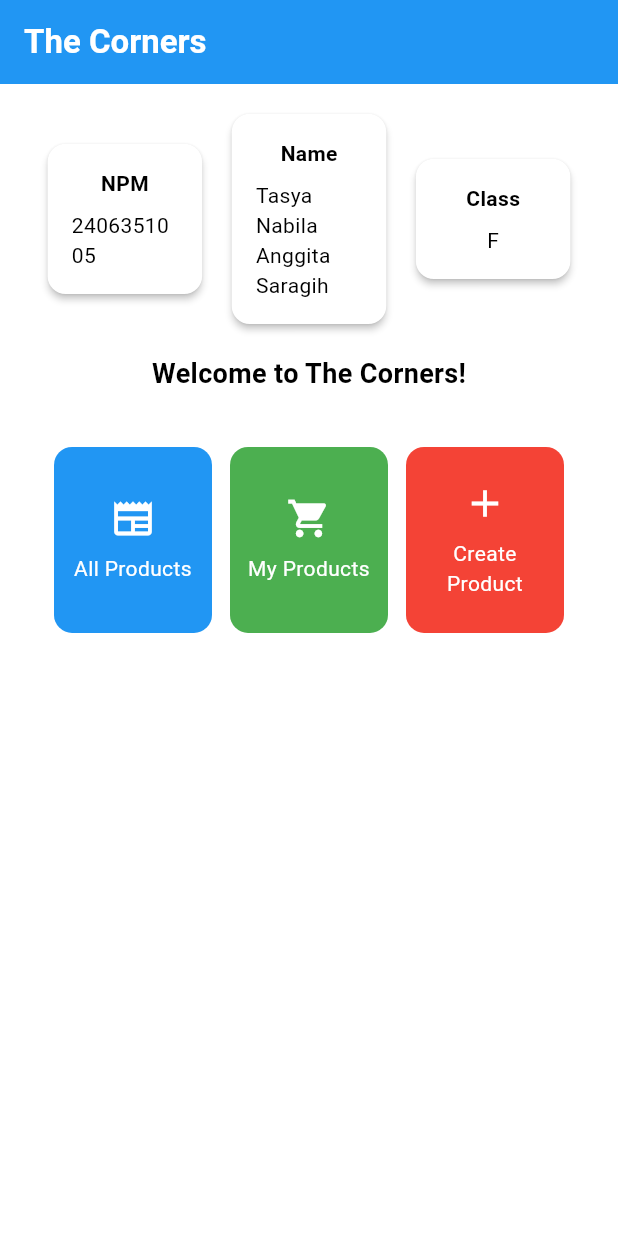
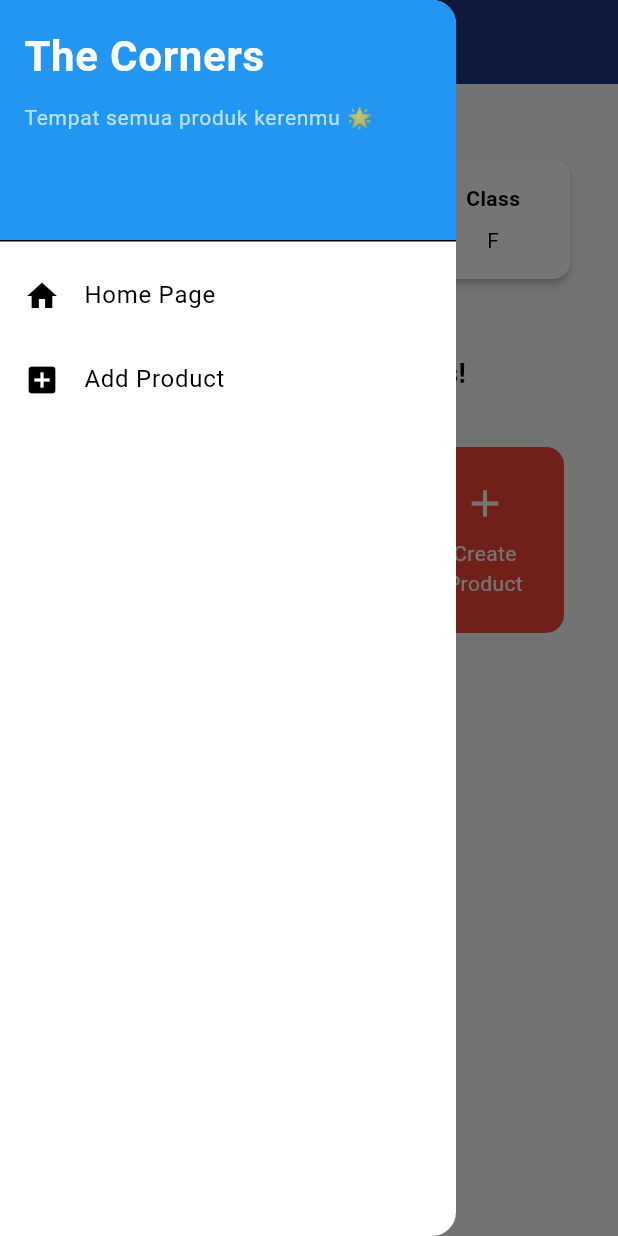
Before and after one commit to tasyanabilagt/the-corners-mobile, a Flutter app: the screen it shows after launch, with the side drawer open (before the commit the screen has no drawer), on a phone screen of 412 x 824 dp. Run offline on Flutter 3.47's test engine with Material 3 defaults, Android fonts, the phone set to English and light mode, and no system bars; Roboto replaces fonts that are missing (Poppins).

Commit message:
feat: implement navigation, form validation, and brand-themed design for The Corners app
- Added CreateProductPage with full form (name, price, description, category, thumbnail, stock, size, color, rating, isFeatured)

```diff
--- a/lib/main.dart
+++ b/lib/main.dart
@@ -13,8 +13,36 @@ class MyApp extends StatelessWidget {
     return MaterialApp(
       title: 'The Corners',
       theme: ThemeData(
-        colorScheme: ColorScheme.fromSwatch(primarySwatch: Colors.blue)
-            .copyWith(secondary: Colors.blueAccent[400]),
+        fontFamily: 'Poppins',
+        colorScheme: const ColorScheme.light(
+          primary: Color(0xFF1E3A8A), // deep navy
+          secondary: Color(0xFFFF6B6B), // coral red
+          surface: Colors.white,
+          onPrimary: Colors.white,
+          onSecondary: Colors.white,
+          onSurface: Colors.black,
+        ),
+        appBarTheme: const AppBarTheme(
+          elevation: 0,
+          backgroundColor: Color(0xFF1E3A8A),
+          titleTextStyle: TextStyle(
+            fontFamily: 'Poppins',
+            fontWeight: FontWeight.bold,
+            fontSize: 20,
+            color: Colors.white,
+          ),
+        ),
+        scaffoldBackgroundColor: Color(0xFFF9FAFB), // soft background
+        elevatedButtonTheme: ElevatedButtonThemeData(
+          style: ButtonStyle(
+            backgroundColor: WidgetStatePropertyAll(Color(0xFFFF6B6B)),
+            foregroundColor: WidgetStatePropertyAll(Colors.white),
+            padding: WidgetStatePropertyAll(EdgeInsets.symmetric(horizontal: 24, vertical: 12)),
+            shape: WidgetStatePropertyAll(
+              RoundedRectangleBorder(borderRadius: BorderRadius.all(Radius.circular(12))),
+            ),
+          ),
+        ),
       ),
       home: MyHomePage(),
       debugShowCheckedModeBanner: false,
--- a/lib/menu.dart
+++ b/lib/menu.dart
@@ -1,4 +1,6 @@
 import 'package:flutter/material.dart';
+import 'package:the_corners/screens/create_product.dart';
+import 'package:the_corners/widgets/left_drawer.dart';
 
 class MyHomePage extends StatelessWidget {
   MyHomePage({super.key});
@@ -23,6 +25,7 @@ class MyHomePage extends StatelessWidget {
         ),
         backgroundColor: Theme.of(context).colorScheme.primary,
       ),
+    drawer: const LeftDrawer(),
     body: SingleChildScrollView(
       child: Padding(
         padding: const EdgeInsets.all(16.0),
@@ -112,7 +115,14 @@ class ItemCard extends StatelessWidget {
             ..showSnackBar(
               SnackBar(content: Text("Kamu telah menekan tombol ${item.name}!")),
             );
+          if (item.name == "Create Product") {
+            Navigator.push(
+              context,
+              MaterialPageRoute(builder: (context) => const CreateProductPage()),
+            );
+          }
         },
+
         borderRadius: BorderRadius.circular(12),
         child: Container(
           padding: const EdgeInsets.all(8),
--- /dev/null
+++ b/lib/widgets/left_drawer.dart
@@ -0,0 +1,62 @@
+import 'package:flutter/material.dart';
+import 'package:the_corners/menu.dart';
+import 'package:the_corners/screens/create_product.dart';
+
+class LeftDrawer extends StatelessWidget {
+  const LeftDrawer({super.key});
+
+  @override
+  Widget build(BuildContext context) {
+    return Drawer(
+      child: ListView(
+        children: [
+          const DrawerHeader(
+            decoration: BoxDecoration(color: Colors.blue),
+            child: Column(
+              crossAxisAlignment: CrossAxisAlignment.start,
+              children: [
+                Text(
+                  "The Corners",
+                  style: TextStyle(
+                    color: Colors.white,
+                    fontSize: 28,
+                    fontWeight: FontWeight.bold,
+                  ),
+                ),
+                SizedBox(height: 10),
+                Text(
+                  "Tempat semua produk kerenmu 🌟",
+                  style: TextStyle(
+                    color: Colors.white70,
+                    fontSize: 14,
+                  ),
+                ),
+              ],
+            ),
+          ),
+          ListTile(
+            leading: const Icon(Icons.home),
+            title: const Text('Home Page'),
+            onTap: () {
+              Navigator.pushReplacement(
+                context,
+                MaterialPageRoute(builder: (context) => MyHomePage()),
+              );
+            },
+          ),
+          ListTile(
+            leading: const Icon(Icons.add_box),
+            title: const Text('Add Product'),
+            onTap: () {
+              Navigator.pushReplacement(
+                context,
+                MaterialPageRoute(
+                    builder: (context) => const CreateProductPage()),
+              );
+            },
+          ),
+        ],
+      ),
+    );
+  }
+}
```
Also changed, not shown: lib/screens/create_product.dart (added, +285 -0 lines), 1 other file.
